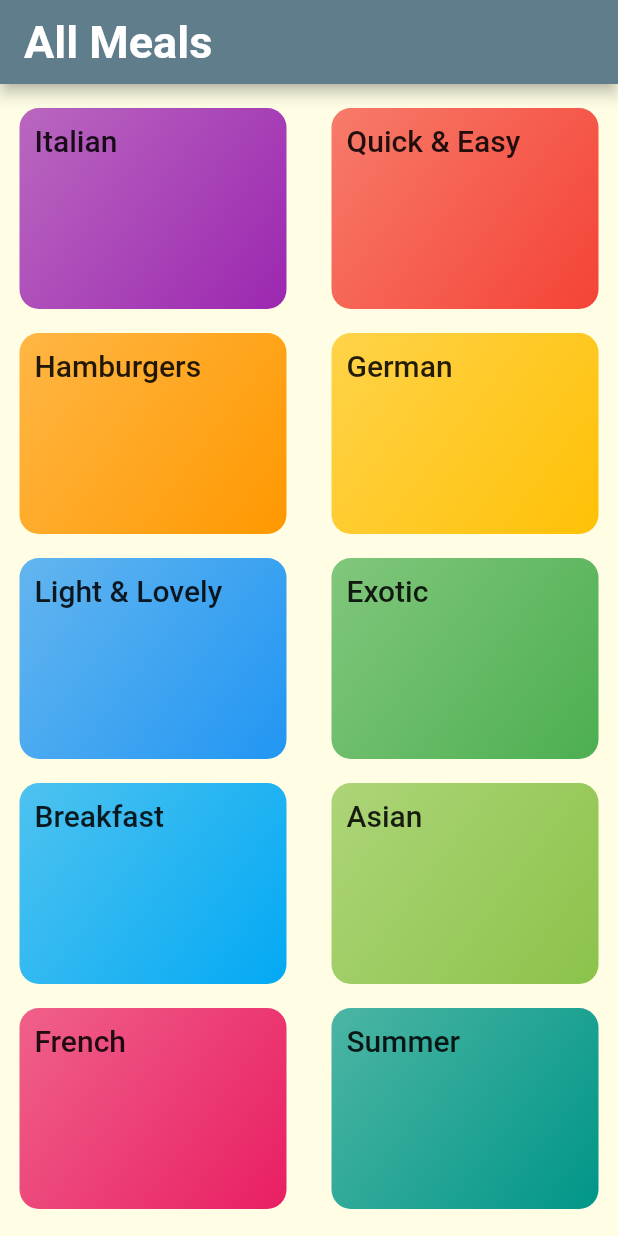
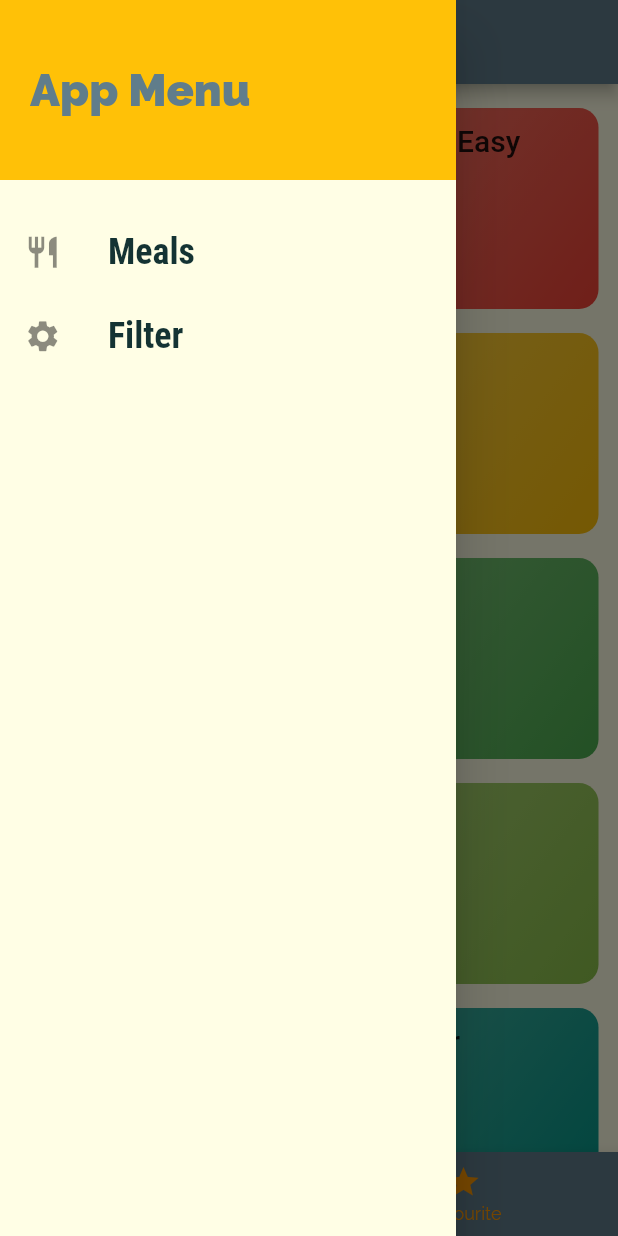
Before and after one commit to Syanh1703/meal_app, a Flutter app: the screen it shows after launch, with the side drawer open (before the commit the screen has no drawer), on a phone screen of 412 x 824 dp. Run offline on Flutter 3.47's test engine with Material 2 defaults, Android fonts, the phone set to English and light mode, and no system bars.

```diff
--- a/lib/item/meals_item.dart
+++ b/lib/item/meals_item.dart
@@ -16,7 +16,7 @@ class MealsItem extends StatelessWidget{
     required this.imageUrl,
     required this.duration,
     required this.complexity,
-    required this.affordability
+    required this.affordability,
 });
 
   String get complexityText{
@@ -143,7 +143,7 @@ class MealsItem extends StatelessWidget{
                       children: <Widget>[
                         const Icon(Icons.attach_money),
                         const SizedBox(width: 8,),
-                        Text(affordableText, style: TextStyle(
+                        Text(affordableText, style: const TextStyle(
                           fontSize: 14,
                         ),
                         ),
--- a/lib/main.dart
+++ b/lib/main.dart
@@ -1,6 +1,9 @@
 import 'package:flutter/material.dart';
-import 'package:meal_app/screen/category_meals_screen.dart';
-import 'package:meal_app/screen/meal_details_screen.dart';
+
+import '../dummy_data.dart';
+import '../models/meals.dart';
+import './screen/filter_screen.dart';
+import './screen/tab_screen.dart';
 import './screen/categories_screen.dart';
 import './screen/category_meals_screen.dart';
 import './screen/meal_details_screen.dart';
@@ -11,15 +14,78 @@ void main()
 }
 const String appName = 'Meal App';
 
-class MealApp extends StatelessWidget{
+class MealApp extends StatefulWidget{
+  @override
+  State<MealApp> createState() => _MealAppState();
+}
+
+class _MealAppState extends State<MealApp> {
+  //10_06: Store filter that user set
+  Map<String,bool> _filterSent = {
+    'gluten' : false,
+    'lactose': false,
+    'vegan' : false,
+    'vegetarian': false,
+  };
+
+  List<Meals> _availableMeals = DUMMY_MEALS;
+
+  //11_06: List of Favourite Meals
+  List<Meals> _favMeals = [];
+
+  void _setFilters(Map<String,bool> filterData){
+      setState(() {
+        _filterSent = filterData;
+        _availableMeals = DUMMY_MEALS.where((meal) {
+          if(_filterSent['gluten'] == true && !meal.isGlutenFree){
+            return false;
+          }
+          if(_filterSent['lactose'] == true && !meal.isLactoseFree){
+            return false;
+          }
+          if(_filterSent['vegan'] == true && !meal.isVegan){
+            return false;
+          }
+          if(_filterSent['vegetarian'] == true && !meal.isVegetarian){
+            return false;
+          }
+          return true;
+        }).toList();
+      });
+  }
+
+  void _toggleFavouriteMeal(String id)
+  {
+      final existingFavMealIndex = _favMeals.indexWhere((index) => index.mealId == id);//Check whether the meal exists in the list
+      if (existingFavMealIndex >= 0){
+        //11_06: remove the meal
+        setState(() {
+          _favMeals.removeAt(existingFavMealIndex);
+        });
+      }
+      else
+        {
+          setState(() {
+            _favMeals.add(DUMMY_MEALS.firstWhere((meal) => meal.mealId == id));//11_6: Detect the fav meal by the ID
+          });
+        }
+  }
+
+  //11_06: Check if the meal is chosen favourite or not
+
+  bool _isMealFavourite(String id){
+    return _favMeals.any((meal) => meal.mealId == id);
+  }
   @override
   Widget build(BuildContext context) {
       return MaterialApp(
           title: appName,
-          home: CategoriesScreen(), //02_06: Entry point of the application
+          //home: TabScreen(), //02_06: Entry point of the application
         routes: {
-            CategoryMealScreen.categoryMeal: (ctx) => CategoryMealScreen(),
-            MealDetailsScreen.routeNameMeal:(ctx) => MealDetailsScreen()
+            '/': (ctx) => TabScreen(_favMeals),
+            CategoryMealScreen.categoryMeal: (ctx) => CategoryMealScreen(_availableMeals),
+            MealDetailsScreen.routeNameMeal:(ctx) => MealDetailsScreen(_toggleFavouriteMeal,_isMealFavourite),
+            FilterScreen.filterRouteName: (ctx) => FilterScreen(_setFilters, _filterSent),
         },
         // onGenerateRoute: (settings){ //05_06: Callback when the app navigated to the named route
         //     print(settings.arguments);
@@ -53,7 +119,6 @@ class MealApp extends StatelessWidget{
         debugShowCheckedModeBanner: false,
       );
   }
-
 }
 
 class MyMealAppHomePage extends StatefulWidget{
--- /dev/null
+++ b/lib/main_drawer.dart
@@ -0,0 +1,51 @@
+import 'package:flutter/material.dart';
+import './screen/filter_screen.dart';
+
+class MainDrawer extends StatelessWidget{
+  Widget _buildListTile (IconData icon, String title, VoidCallback tabHandler){
+    return ListTile(
+      leading: Icon(icon, size: 25,),
+      title: Text(title, style: TextStyle(
+        fontWeight: FontWeight.bold,
+        fontFamily: 'RobotoCondensed',
+        fontSize: 24,
+      ),
+      ),
+      onTap: tabHandler,
+    );
+  }
+
+  @override
+  Widget build(BuildContext context) {
+    return Drawer(
+      child: Column(
+        children: <Widget>[
+          Container(
+            width: double.infinity,
+            height: 120,
+            padding: const EdgeInsets.all(20),
+            alignment: Alignment.centerLeft,
+            color: Theme.of(context).accentColor,
+            child: Text('App Menu', style: TextStyle(
+              fontWeight: FontWeight.w900,
+              fontSize: 30,
+              color: Theme.of(context).primaryColor
+            ),
+            ),
+          ),
+          //08_06 Headings in Drawer
+          const SizedBox(
+            height: 20,
+          ),
+          _buildListTile(Icons.restaurant, 'Meals', (){
+              Navigator.of(context).pushNamed('/');
+          }),
+          _buildListTile(Icons.settings, 'Filter', () {
+              Navigator.of(context).pushNamed(FilterScreen.filterRouteName);
+          }),
+        ],
+      ),
+    );
+  }
+
+}
--- a/lib/models/meals.dart
+++ b/lib/models/meals.dart
@@ -39,5 +39,5 @@ class Meals{
       required this.isGlutenFree,
       required this.isLactoseFree,
       required this.isVegan,
-      required this.isVegetarian});
+      required this.isVegetarian,});
 }
--- a/lib/screen/categories_screen.dart
+++ b/lib/screen/categories_screen.dart
@@ -9,10 +9,8 @@ class CategoriesScreen extends StatelessWidget{
 
   @override
   Widget build(BuildContext context) {
-    return Scaffold(
-      appBar: AppBar(title: const Text('All Meals'),),
-      body: GridView(
-        padding: EdgeInsets.all(8),
+    return GridView(
+        padding: const EdgeInsets.all(8),
         children: DUMMY_CATEGORIES.map(
             (catData) => CategoriesItem(catData.itemId, catData.title, catData.backgroundColor)
         ).toList(),
@@ -22,8 +20,7 @@ class CategoriesScreen extends StatelessWidget{
           crossAxisSpacing: 20,
           mainAxisExtent: 150,
         ),
-      ),
-    );
+      );
   }
 
 }
--- /dev/null
+++ b/lib/screen/tab_screen.dart
@@ -0,0 +1,69 @@
+
+import 'package:flutter/material.dart';
+import '../models/meals.dart';
+import '../main_drawer.dart';
+import '../screen/favs_screen.dart';
+import '../screen/categories_screen.dart';
+
+class TabScreen extends StatefulWidget{
+
+  List<Meals> favMeals;
+  TabScreen(this.favMeals);
+
+  @override
+  _TabScreenState createState() => _TabScreenState();
+}
+
+class _TabScreenState extends State<TabScreen>{
+
+  //Define tabs
+  List<Map<String, dynamic>> _tabs = [];
+
+  int _selectedTabIndex = 0;
+
+  @override
+  void initState() {
+    _tabs  = [
+      {'tab': CategoriesScreen(), 'title': 'Categories'},
+      {'tab': FavouriteTab(widget.favMeals), 'title': 'Favourite'},
+    ];
+    super.initState();
+  }
+
+  void _selectedTab(int index){
+    setState(() {
+      _selectedTabIndex = index;
+    });
+  }
+
+  final String mealTab = "Meal";
+  @override
+  Widget build(BuildContext context) {
+    return Scaffold(
+        appBar: AppBar(
+          title: Text(_tabs[_selectedTabIndex]['title'], style: const TextStyle(
+            fontSize: 25
+          ),
+          ),
+        ),
+        drawer: MainDrawer(),
+        body: _tabs[_selectedTabIndex]['tab'],
+      bottomNavigationBar: BottomNavigationBar(
+        onTap: _selectedTab,
+        backgroundColor: Theme.of(context).primaryColor,
+        unselectedItemColor: Colors.orange,
+        selectedItemColor: Theme.of(context).accentColor,
+        currentIndex: _selectedTabIndex,
+        items: [
+          BottomNavigationBarItem(icon: const Icon(Icons.category),
+              backgroundColor: Theme.of(context).primaryColor,
+              label: 'Category'),
+          BottomNavigationBarItem(icon: const Icon(Icons.star),
+              backgroundColor: Theme.of(context).primaryColor,
+              label: 'Favourite')
+        ],
+      ),
+      );
+  }
+
+}
```
Also changed, not shown: lib/screen/category_meals_screen.dart (+39 -13 lines), lib/screen/favs_screen.dart (added, +40 -0 lines), lib/screen/filter_screen.dart (added, +110 -0 lines), lib/screen/meal_details_screen.dart (+10 -0 lines).
